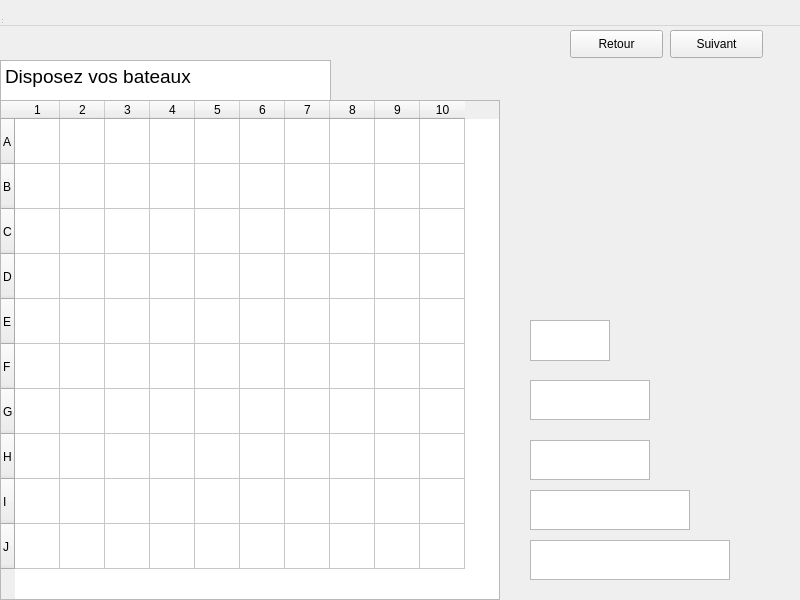
Before: the Qt Designer form shipchoice.ui in Mardaspan/BatailleNavale, drawn with Qt 5.
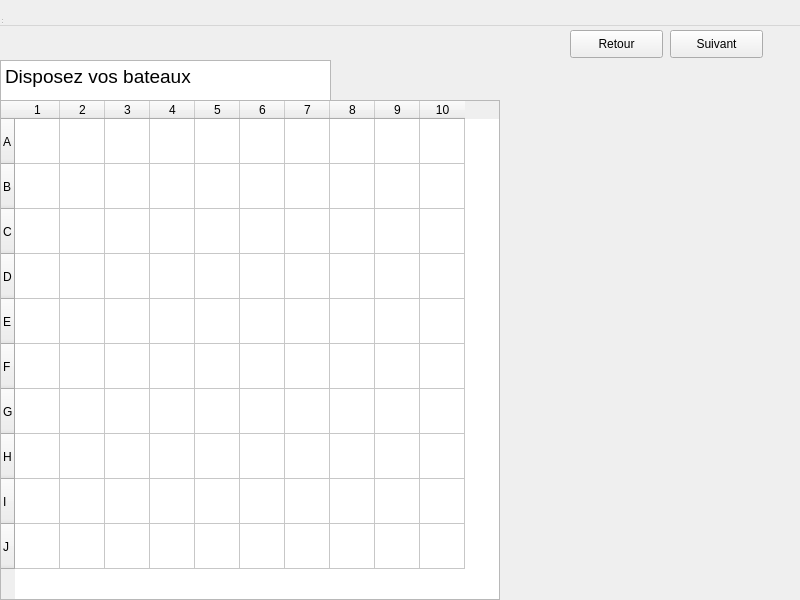
After: the same form once the commit is applied. Icons and pictures are not drawn.

Diff of the .ui file:
```diff
--- a/shipchoice.ui
+++ b/shipchoice.ui
@@ -123,70 +123,8 @@
      <string>&lt;!DOCTYPE HTML PUBLIC &quot;-//W3C//DTD HTML 4.0//EN&quot; &quot;http://www.w3.org/TR/REC-html40/strict.dtd&quot;&gt;
 &lt;html&gt;&lt;head&gt;&lt;meta name=&quot;qrichtext&quot; content=&quot;1&quot; /&gt;&lt;style type=&quot;text/css&quot;&gt;
 p, li { white-space: pre-wrap; }
-&lt;/style&gt;&lt;/head&gt;&lt;body style=&quot; font-family:'MS Shell Dlg 2'; font-size:7.8pt; font-weight:400; font-style:normal;&quot;&gt;
-&lt;p style=&quot; margin-top:0px; margin-bottom:0px; margin-left:0px; margin-right:0px; -qt-block-indent:0; text-indent:0px;&quot;&gt;&lt;span style=&quot; font-size:14pt;&quot;&gt;Disposez vos bateaux&lt;/span&gt;&lt;/p&gt;&lt;/body&gt;&lt;/html&gt;</string>
-    </property>
-   </widget>
-   <widget class="QGraphicsView" name="Destroyer1">
-    <property name="geometry">
-     <rect>
-      <x>530</x>
-      <y>320</y>
-      <width>80</width>
-      <height>41</height>
-     </rect>
-    </property>
-    <property name="foregroundBrush">
-     <brush brushstyle="NoBrush">
-      <color alpha="255">
-       <red>255</red>
-       <green>0</green>
-       <blue>0</blue>
-      </color>
-     </brush>
-    </property>
-    <property name="interactive">
-     <bool>true</bool>
-    </property>
-   </widget>
-   <widget class="QGraphicsView" name="Submarine1">
-    <property name="geometry">
-     <rect>
-      <x>530</x>
-      <y>440</y>
-      <width>120</width>
-      <height>40</height>
-     </rect>
-    </property>
-   </widget>
-   <widget class="QGraphicsView" name="Submarine2">
-    <property name="geometry">
-     <rect>
-      <x>530</x>
-      <y>380</y>
-      <width>120</width>
-      <height>40</height>
-     </rect>
-    </property>
-   </widget>
-   <widget class="QGraphicsView" name="Submarine1_2">
-    <property name="geometry">
-     <rect>
-      <x>530</x>
-      <y>490</y>
-      <width>160</width>
-      <height>40</height>
-     </rect>
-    </property>
-   </widget>
-   <widget class="QGraphicsView" name="Submarine1_3">
-    <property name="geometry">
-     <rect>
-      <x>530</x>
-      <y>540</y>
-      <width>200</width>
-      <height>40</height>
-     </rect>
+&lt;/style&gt;&lt;/head&gt;&lt;body style=&quot; font-family:'Sans Serif'; font-size:9pt; font-weight:400; font-style:normal;&quot;&gt;
+&lt;p style=&quot; margin-top:0px; margin-bottom:0px; margin-left:0px; margin-right:0px; -qt-block-indent:0; text-indent:0px;&quot;&gt;&lt;span style=&quot; font-family:'MS Shell Dlg 2'; font-size:14pt;&quot;&gt;Disposez vos bateaux&lt;/span&gt;&lt;/p&gt;&lt;/body&gt;&lt;/html&gt;</string>
     </property>
    </widget>
    <widget class="QPushButton" name="BoutonRetour">
@@ -215,6 +153,86 @@
      <string>Suivant</string>
     </property>
    </widget>
+   <widget class="QLabel" name="destroyer">
+    <property name="geometry">
+     <rect>
+      <x>530</x>
+      <y>300</y>
+      <width>85</width>
+      <height>40</height>
+     </rect>
+    </property>
+    <property name="text">
+     <string/>
+    </property>
+    <property name="pixmap">
+     <pixmap resource="images.qrc">:/images/republic_destroyer</pixmap>
+    </property>
+   </widget>
+   <widget class="QLabel" name="submarine">
+    <property name="geometry">
+     <rect>
+      <x>530</x>
+      <y>350</y>
+      <width>125</width>
+      <height>40</height>
+     </rect>
+    </property>
+    <property name="text">
+     <string/>
+    </property>
+    <property name="pixmap">
+     <pixmap resource="images.qrc">:/images/republic_submarine</pixmap>
+    </property>
+   </widget>
+   <widget class="QLabel" name="cruiser">
+    <property name="geometry">
+     <rect>
+      <x>530</x>
+      <y>400</y>
+      <width>125</width>
+      <height>40</height>
+     </rect>
+    </property>
+    <property name="text">
+     <string/>
+    </property>
+    <property name="pixmap">
+     <pixmap resource="images.qrc">:/images/republic_cruiser</pixmap>
+    </property>
+   </widget>
+   <widget class="QLabel" name="battleship">
+    <property name="geometry">
+     <rect>
+      <x>530</x>
+      <y>450</y>
+      <width>175</width>
+      <height>40</height>
+     </rect>
+    </property>
+    <property name="text">
+     <string/>
+    </property>
+    <property name="pixmap">
+     <pixmap resource="images.qrc">:/images/republic_battleship</pixmap>
+    </property>
+   </widget>
+   <widget class="QLabel" name="carrier">
+    <property name="geometry">
+     <rect>
+      <x>530</x>
+      <y>500</y>
+      <width>220</width>
+      <height>40</height>
+     </rect>
+    </property>
+    <property name="text">
+     <string/>
+    </property>
+    <property name="pixmap">
+     <pixmap resource="images.qrc">:/images/republic_carrier</pixmap>
+    </property>
+   </widget>
   </widget>
   <widget class="QMenuBar" name="menubar">
    <property name="geometry">
```
Left out of the diff: 4 changed lines with no effect on the pictures.
